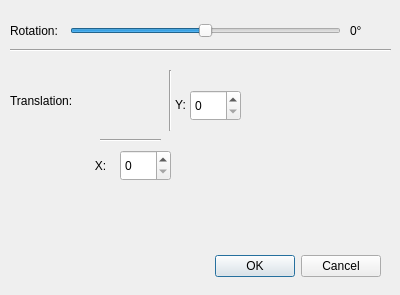
MrCabbageStick/Grafika-i-Przetwarzanie-Obrazow, file transformdialog.ui: the form before one commit.
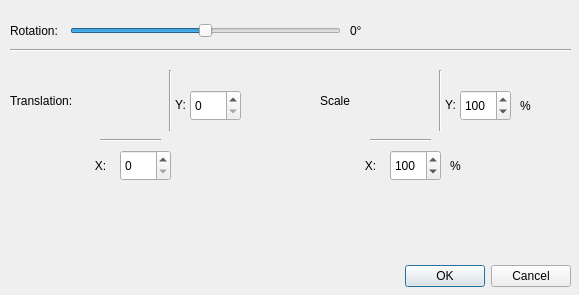
The form after the commit.

The edit to the form file:
```diff
--- a/transformdialog.ui
+++ b/transformdialog.ui
@@ -6,7 +6,7 @@
    <rect>
     <x>0</x>
     <y>0</y>
-    <width>400</width>
+    <width>579</width>
     <height>295</height>
    </rect>
   </property>
@@ -16,8 +16,8 @@
   <widget class="QDialogButtonBox" name="okCancel">
    <property name="geometry">
     <rect>
-     <x>40</x>
-     <y>250</y>
+     <x>230</x>
+     <y>260</y>
      <width>341</width>
      <height>32</height>
     </rect>
@@ -79,7 +79,7 @@
     <rect>
      <x>10</x>
      <y>40</y>
-     <width>381</width>
+     <width>561</width>
      <height>21</height>
     </rect>
    </property>
@@ -184,6 +184,144 @@
     <enum>Qt::Orientation::Vertical</enum>
    </property>
   </widget>
+  <widget class="QSpinBox" name="xScale">
+   <property name="geometry">
+    <rect>
+     <x>390</x>
+     <y>150</y>
+     <width>51</width>
+     <height>31</height>
+    </rect>
+   </property>
+   <property name="minimum">
+    <number>1</number>
+   </property>
+   <property name="maximum">
+    <number>300</number>
+   </property>
+   <property name="value">
+    <number>100</number>
+   </property>
+  </widget>
+  <widget class="QSpinBox" name="yScale">
+   <property name="geometry">
+    <rect>
+     <x>460</x>
+     <y>90</y>
+     <width>51</width>
+     <height>31</height>
+    </rect>
+   </property>
+   <property name="minimum">
+    <number>1</number>
+   </property>
+   <property name="maximum">
+    <number>300</number>
+   </property>
+   <property name="value">
+    <number>100</number>
+   </property>
+  </widget>
+  <widget class="QLabel" name="label_6">
+   <property name="geometry">
+    <rect>
+     <x>440</x>
+     <y>89</y>
+     <width>21</width>
+     <height>31</height>
+    </rect>
+   </property>
+   <property name="text">
+    <string>Y:</string>
+   </property>
+   <property name="alignment">
+    <set>Qt::AlignmentFlag::AlignCenter</set>
+   </property>
+  </widget>
+  <widget class="QLabel" name="label_7">
+   <property name="geometry">
+    <rect>
+     <x>360</x>
+     <y>155</y>
+     <width>21</width>
+     <height>21</height>
+    </rect>
+   </property>
+   <property name="text">
+    <string>X:</string>
+   </property>
+   <property name="alignment">
+    <set>Qt::AlignmentFlag::AlignCenter</set>
+   </property>
+  </widget>
+  <widget class="Line" name="line_4">
+   <property name="geometry">
+    <rect>
+     <x>370</x>
+     <y>130</y>
+     <width>61</width>
+     <height>21</height>
+    </rect>
+   </property>
+   <property name="lineWidth">
+    <number>1</number>
+   </property>
+   <property name="orientation">
+    <enum>Qt::Orientation::Horizontal</enum>
+   </property>
+  </widget>
+  <widget class="Line" name="line_5">
+   <property name="geometry">
+    <rect>
+     <x>430</x>
+     <y>70</y>
+     <width>20</width>
+     <height>61</height>
+    </rect>
+   </property>
+   <property name="orientation">
+    <enum>Qt::Orientation::Vertical</enum>
+   </property>
+  </widget>
+  <widget class="QLabel" name="label_8">
+   <property name="geometry">
+    <rect>
+     <x>320</x>
+     <y>80</y>
+     <width>31</width>
+     <height>41</height>
+    </rect>
+   </property>
+   <property name="text">
+    <string>Scale:</string>
+   </property>
+  </widget>
+  <widget class="QLabel" name="label_2">
+   <property name="geometry">
+    <rect>
+     <x>520</x>
+     <y>90</y>
+     <width>20</width>
+     <height>31</height>
+    </rect>
+   </property>
+   <property name="text">
+    <string>%</string>
+   </property>
+  </widget>
+  <widget class="QLabel" name="label_9">
+   <property name="geometry">
+    <rect>
+     <x>450</x>
+     <y>150</y>
+     <width>20</width>
+     <height>31</height>
+    </rect>
+   </property>
+   <property name="text">
+    <string>%</string>
+   </property>
+  </widget>
  </widget>
  <resources/>
  <connections>
```
